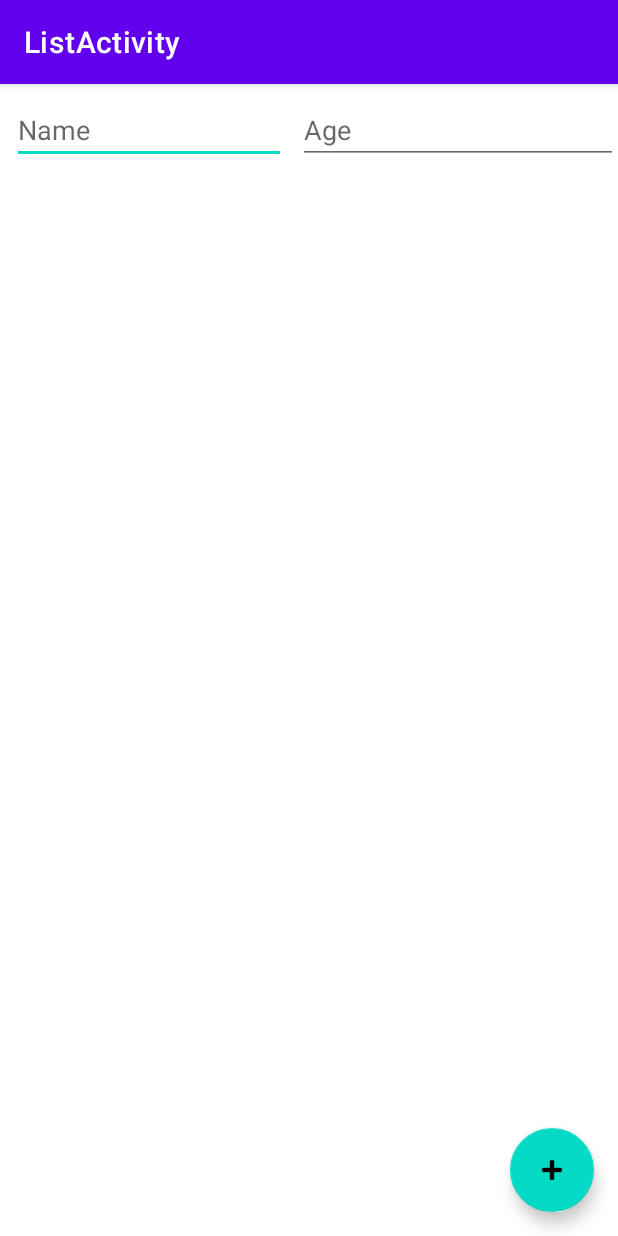
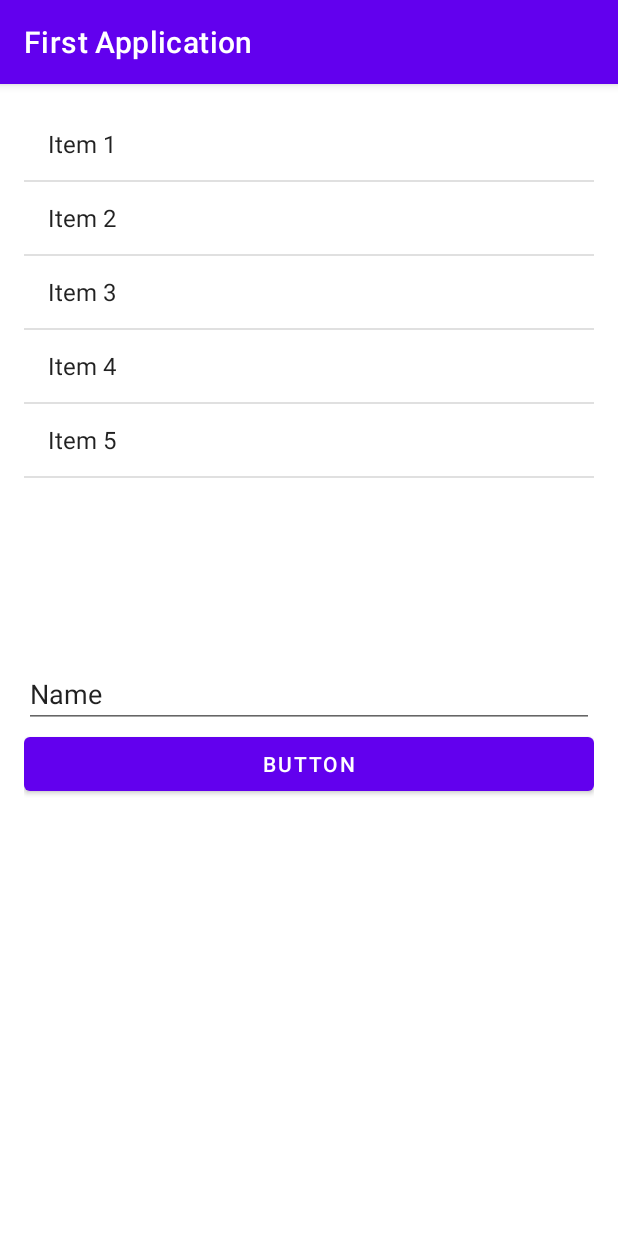
Before and after one commit to AhmedalkaffPersonal/FirstApplication, an Android app: the screen it shows after launch (ListActivity before the commit, FragmentHostActivity after it), on a phone screen of 412 x 824 dp. Run offline under Robolectric (Android 15) with nearby library versions, the phone set to English and light mode, and no system bars.

Commit message:
fragment part1

```diff
--- a/app/src/main/AndroidManifest.xml
+++ b/app/src/main/AndroidManifest.xml
@@ -9,23 +9,24 @@
         android:roundIcon="@mipmap/ic_launcher_round"
         android:supportsRtl="true"
         android:theme="@style/Theme.FirstApplication">
-        <activity
-            android:name=".ListActivity"
-            android:label="@string/title_activity_list"
-            android:theme="@style/Theme.FirstApplication.NoActionBar">
+        <activity android:name=".FragmentHostActivity">
             <intent-filter>
                 <action android:name="android.intent.action.MAIN" />
 
                 <category android:name="android.intent.category.LAUNCHER" />
             </intent-filter>
         </activity>
-        <activity android:name=".SharedPrefsActivity">
+        <activity
+            android:name=".ListActivity"
+            android:label="@string/title_activity_list"
+            android:theme="@style/Theme.FirstApplication.NoActionBar">
 
         </activity>
+        <activity android:name=".SharedPrefsActivity"></activity>
         <activity
             android:name=".IntentActivity"
             android:label="@string/title_activity_intent"
-            android:theme="@style/Theme.FirstApplication.NoActionBar"></activity>
+            android:theme="@style/Theme.FirstApplication.NoActionBar" />
         <activity android:name=".RegisterActivity">
             <intent-filter
                 android:icon="@mipmap/ic_launcher_round"
--- /dev/null
+++ b/app/src/main/java/com/pioneersacademy/alkaff/firstapplication/FragmentHostActivity.kt
@@ -0,0 +1,40 @@
+package com.pioneersacademy.alkaff.firstapplication
+
+import androidx.appcompat.app.AppCompatActivity
+import android.os.Bundle
+import android.util.Log
+import androidx.fragment.app.commit
+
+class FragmentHostActivity : AppCompatActivity() {
+    override fun onCreate(savedInstanceState: Bundle?) {
+        Log.d("MyFirstFragment", "HostActivity:onCreate")
+        super.onCreate(savedInstanceState)
+        setContentView(R.layout.activity_fragment_host)
+
+
+        //
+        // Add the fragment to framelayout1
+
+        // TODO: Step 6: add the fragement object to the fragment container view
+        if (savedInstanceState == null) {
+            supportFragmentManager.commit {
+                add(R.id.fragment_container_view1, MyListFragement())
+                add(R.id.fragment_container_view2, MyFirstFragment())
+            }
+
+        }
+    }
+
+
+    override fun onStart() {
+        Log.d("MyFirstFragment", "HostActivity:onStart")
+        super.onStart()
+
+    }
+
+    override fun onDestroy() {
+        Log.d("MyFirstFragment", "HostActivity:onDestroy")
+        super.onDestroy()
+
+    }
+}
--- /dev/null
+++ b/app/src/main/java/com/pioneersacademy/alkaff/firstapplication/MyFirstFragment.kt
@@ -0,0 +1,102 @@
+package com.pioneersacademy.alkaff.firstapplication
+
+import android.content.Context
+import android.os.Bundle
+import android.util.Log
+import android.view.LayoutInflater
+import android.view.View
+import android.view.ViewGroup
+import androidx.fragment.app.Fragment
+
+// TODO: Step 1: create your own fragement class and inherit from Fragment super class
+class MyFirstFragment : Fragment() {
+
+    // TODO: Step 2: Add fragement life cycle call backs
+
+    override fun onAttach(context: Context) {
+        Log.d("MyFirstFragment","onAttach")
+        super.onAttach(context)
+
+    }
+
+    override fun onCreate(savedInstanceState: Bundle?) {
+        Log.d("MyFirstFragment","onCreate")
+        super.onCreate(savedInstanceState)
+
+
+    }
+
+    override fun onCreateView(
+        inflater: LayoutInflater,
+        container: ViewGroup?,
+        savedInstanceState: Bundle?
+    ): View? {
+        Log.d("MyFirstFragment","onCreateView")
+
+        // TODO: Step 4: inflat the fragement layout using the provided inflator object
+        // make sure to use inflator at onCreateView funtion not at onViewCreated
+        return inflater.inflate(R.layout.my_first_fragement,container,false)
+    }
+
+    override fun onViewCreated(view: View, savedInstanceState: Bundle?) {
+        Log.d("MyFirstFragment","onViewCreated")
+        super.onViewCreated(view, savedInstanceState)
+
+    }
+
+    override fun onActivityCreated(savedInstanceState: Bundle?) {
+        Log.d("MyFirstFragment","onActivityCreated")
+        super.onActivityCreated(savedInstanceState)
+
+
+    }
+
+    override fun onStart() {
+        Log.d("MyFirstFragment","onStart")
+        super.onStart()
+
+
+    }
+
+    override fun onResume() {
+        Log.d("MyFirstFragment","onResume")
+        super.onResume()
+
+
+    }
+
+    override fun onPause() {
+        Log.d("MyFirstFragment","onPause")
+        super.onPause()
+
+
+    }
+
+    override fun onStop() {
+        Log.d("MyFirstFragment","onStop")
+        super.onStop()
+
+
+    }
+
+    override fun onDestroy() {
+        Log.d("MyFirstFragment","onDestroy")
+        super.onDestroy()
+
+
+    }
+
+    override fun onDestroyView() {
+        Log.d("MyFirstFragment","onDestroyView")
+        super.onDestroyView()
+
+
+    }
+
+    override fun onDetach() {
+        Log.d("MyFirstFragment","onDetach")
+        super.onDetach()
+
+
+    }
+}
--- /dev/null
+++ b/app/src/main/java/com/pioneersacademy/alkaff/firstapplication/MyListFragement.kt
@@ -0,0 +1,32 @@
+package com.pioneersacademy.alkaff.firstapplication
+
+import android.content.Context
+import android.os.Bundle
+import android.view.LayoutInflater
+import android.view.View
+import android.view.ViewGroup
+import android.widget.ArrayAdapter
+import androidx.fragment.app.ListFragment
+
+class MyListFragement : ListFragment() {
+
+    override fun onAttach(context: Context) {
+        super.onAttach(context)
+        val data = resources.getStringArray(R.array.list_items)
+        val adapter:ArrayAdapter<String> = ArrayAdapter(context,android.R.layout.simple_list_item_1,data)
+        listAdapter = adapter
+    }
+
+    override fun onCreateView(
+        inflater: LayoutInflater,
+        container: ViewGroup?,
+        savedInstanceState: Bundle?
+    ): View? {
+        // val data = arrayOf("Item 1","item 2") // bad hard coded strings
+
+//        val data = resources.getStringArray(R.array.list_items)
+//        val adapter:ArrayAdapter<String> = ArrayAdapter(inflater.context,android.R.layout.simple_list_item_1,data)
+//        listAdapter = adapter
+        return super.onCreateView(inflater, container, savedInstanceState)
+    }
+}
--- /dev/null
+++ b/app/src/main/res/layout/activity_fragment_host.xml
@@ -0,0 +1,50 @@
+<?xml version="1.0" encoding="utf-8"?>
+<androidx.constraintlayout.widget.ConstraintLayout xmlns:android="http://schemas.android.com/apk/res/android"
+    xmlns:app="http://schemas.android.com/apk/res-auto"
+    xmlns:tools="http://schemas.android.com/tools"
+    android:layout_width="match_parent"
+    android:layout_height="match_parent"
+    tools:context=".FragmentHostActivity">
+
+
+
+    <LinearLayout
+        android:layout_width="match_parent"
+        android:layout_height="match_parent"
+        android:layout_marginStart="8dp"
+        android:layout_marginTop="8dp"
+        android:layout_marginEnd="8dp"
+        android:layout_marginBottom="8dp"
+        android:orientation="vertical"
+        android:weightSum="2"
+        app:layout_constraintBottom_toBottomOf="parent"
+        app:layout_constraintEnd_toEndOf="parent"
+        app:layout_constraintStart_toStartOf="parent"
+        app:layout_constraintTop_toTopOf="parent">
+
+        <!-- TODO: Step 5: Add fragment container view in the activity layout -->
+        <androidx.fragment.app.FragmentContainerView
+            android:id="@+id/fragment_container_view1"
+            android:layout_width="match_parent"
+            android:layout_height="0dp"
+            android:layout_marginStart="8dp"
+            android:layout_marginTop="8dp"
+            android:layout_marginEnd="8dp"
+            android:layout_weight="1">
+
+        </androidx.fragment.app.FragmentContainerView>
+
+        <androidx.fragment.app.FragmentContainerView
+            android:id="@+id/fragment_container_view2"
+            android:layout_width="match_parent"
+            android:layout_height="0dp"
+            android:layout_marginStart="8dp"
+            android:layout_marginEnd="8dp"
+            android:layout_marginBottom="8dp"
+            android:layout_weight="1">
+
+        </androidx.fragment.app.FragmentContainerView>
+
+    </LinearLayout>
+
+</androidx.constraintlayout.widget.ConstraintLayout>
--- /dev/null
+++ b/app/src/main/res/layout/my_first_fragement.xml
@@ -0,0 +1,26 @@
+<?xml version="1.0" encoding="utf-8"?>
+
+<!-- TODO: Step 3: create fragment layout-->
+
+<LinearLayout xmlns:android="http://schemas.android.com/apk/res/android"
+    android:layout_width="match_parent"
+    android:layout_height="match_parent"
+    xmlns:tools="http://schemas.android.com/tools"
+    tools:context=".MyFirstFragment"
+    android:orientation="vertical">
+
+
+    <EditText
+        android:id="@+id/editTextTextPersonName3"
+        android:layout_width="match_parent"
+        android:layout_height="wrap_content"
+        android:ems="10"
+        android:inputType="textPersonName"
+        android:text="Name" />
+
+    <Button
+        android:id="@+id/button"
+        android:layout_width="match_parent"
+        android:layout_height="wrap_content"
+        android:text="Button" />
+</LinearLayout>
--- a/app/src/main/res/values-land/strings.xml
+++ b/app/src/main/res/values-land/strings.xml
@@ -16,4 +16,5 @@
     <string name="take_photo">Take photo</string>
     <string name="play">Play</string>
     <string name="age">Age</string>
+
 </resources>
--- a/app/src/main/res/values/strings.xml
+++ b/app/src/main/res/values/strings.xml
@@ -32,6 +32,13 @@
     <string name="next">Next</string>
     <string name="previous">Previous</string>
 
+    <array name="list_items">
+        <item>Item 1</item>
+        <item>Item 2</item>
+        <item>Item 3</item>
+        <item>Item 4</item>
+        <item>Item 5</item>
+    </array>
     <string name="hello_first_fragment">Hello first fragment</string>
     <string name="hello_second_fragment">Hello second fragment. Arg: %1$s</string>
     <string name="first_name">First name</string>
```
